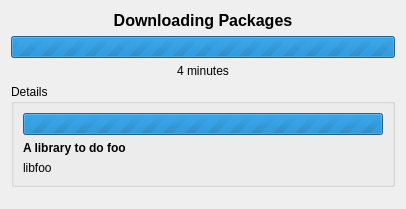
Old version of the form libkpackagekit/KpkTransaction.ui in the repository KDE/apper.
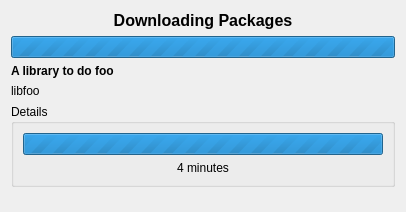
New version of the form.

The edit to the form file:
```diff
--- a/libkpackagekit/KpkTransaction.ui
+++ b/libkpackagekit/KpkTransaction.ui
@@ -9,7 +9,7 @@
     <x>0</x>
     <y>0</y>
     <width>406</width>
-    <height>209</height>
+    <height>212</height>
    </rect>
   </property>
   <property name="sizePolicy" >
@@ -62,12 +62,22 @@
     </widget>
    </item>
    <item>
-    <widget class="QLabel" name="timeL" >
+    <widget class="QLabel" name="descriptionL" >
+     <property name="font" >
+      <font>
+       <weight>75</weight>
+       <bold>true</bold>
+      </font>
+     </property>
      <property name="text" >
-      <string>4 minutes</string>
+      <string>A library to do foo</string>
      </property>
-     <property name="alignment" >
-      <set>Qt::AlignCenter</set>
+    </widget>
+   </item>
+   <item>
+    <widget class="QLabel" name="packageL" >
+     <property name="text" >
+      <string>libfoo</string>
      </property>
     </widget>
    </item>
@@ -88,22 +98,12 @@
        </widget>
       </item>
       <item>
-       <widget class="QLabel" name="descriptionL" >
-        <property name="font" >
-         <font>
-          <weight>75</weight>
-          <bold>true</bold>
-         </font>
-        </property>
+       <widget class="QLabel" name="timeL" >
         <property name="text" >
-         <string>A library to do foo</string>
+         <string>4 minutes</string>
         </property>
-       </widget>
-      </item>
-      <item>
-       <widget class="QLabel" name="packageL" >
-        <property name="text" >
-         <string>libfoo</string>
+        <property name="alignment" >
+         <set>Qt::AlignCenter</set>
         </property>
        </widget>
       </item>
```
